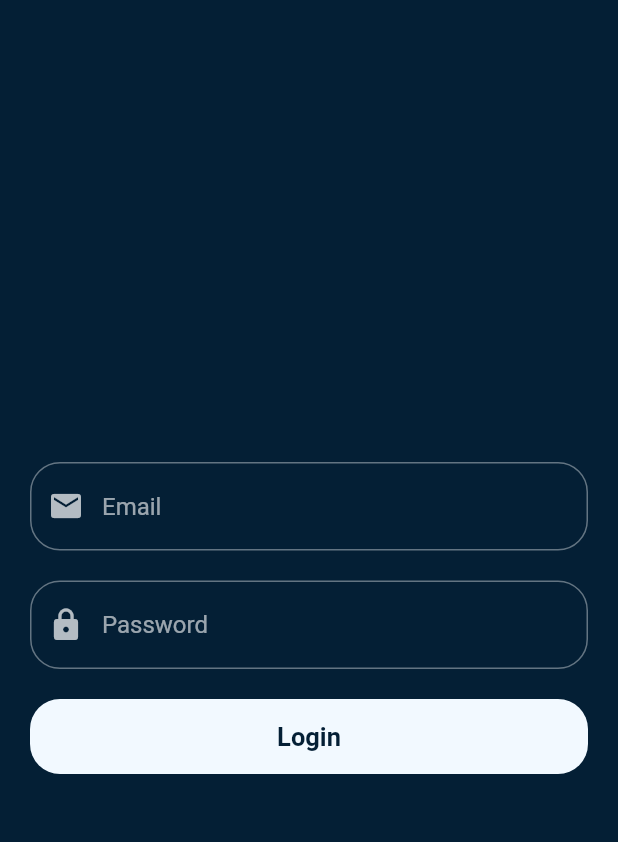
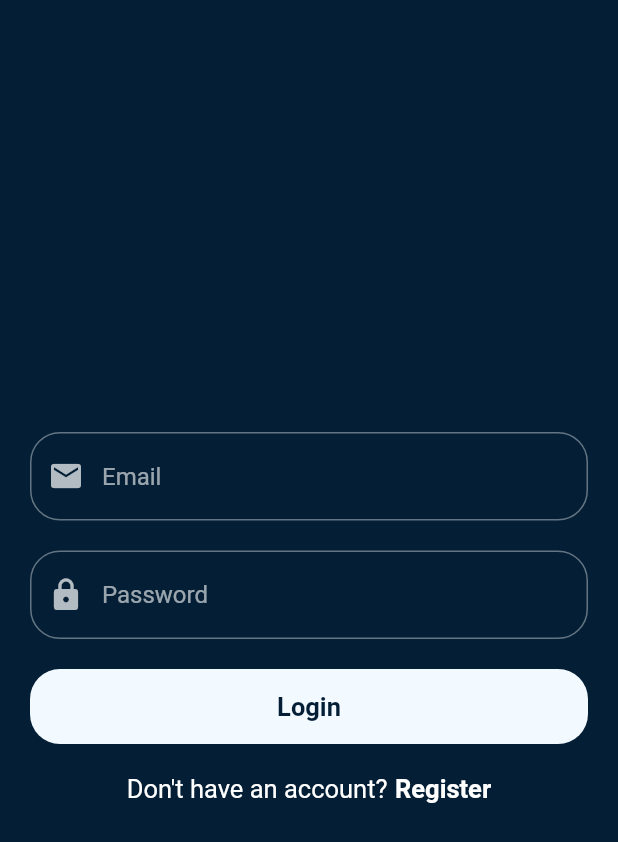
Before and after one commit to Subhradeep10/VideoApp, a Flutter app: the screen it shows after launch, on a phone screen of 412 x 824 dp. Shown: the top 842 px of the screen. Run offline on Flutter 3.47's test engine with Material 2 defaults, Android fonts, the phone set to English and light mode, and no system bars.

Commit message:
Login Screen build

```diff
--- a/lib/views/screens/auth/login_screen.dart
+++ b/lib/views/screens/auth/login_screen.dart
@@ -1,5 +1,6 @@
 import 'package:flutter/material.dart';
 import 'package:videoapp/const.dart';
+import 'package:videoapp/views/screens/auth/signup.dart';
 
 class LoginScreen extends StatelessWidget {
   const LoginScreen({Key? key}) : super(key: key);
@@ -34,6 +35,7 @@ class LoginScreen extends StatelessWidget {
             ),
             SizedBox(height: 20),
             InkWell(
+              onTap: () {},
               child: Container(
                 width: MediaQuery.of(context).size.width - 40,
                 height: 50,
@@ -53,6 +55,36 @@ class LoginScreen extends StatelessWidget {
                   ),
                 ),
               ),
+            ),
+            SizedBox(
+              height: 20,
+            ),
+            Row(
+              mainAxisAlignment: MainAxisAlignment.center,
+              children: [
+                Text(
+                  'Don\'t have an account?',
+                  style: TextStyle(
+                    color: Colors.white,
+                    fontSize: 17,
+                  ),
+                ),
+                SizedBox(width: 5),
+                InkWell(
+                  onTap: () {
+                    Navigator.of(context).push(
+                        MaterialPageRoute(builder: (context) => Signup()));
+                  },
+                  child: Text(
+                    'Register',
+                    style: TextStyle(
+                      color: Colors.white,
+                      fontSize: 17,
+                      fontWeight: FontWeight.bold,
+                    ),
+                  ),
+                ),
+              ],
             )
           ],
         ),
```
Also changed, not shown: lib/views/screens/auth/signup.dart (added, +10 -0 lines).
